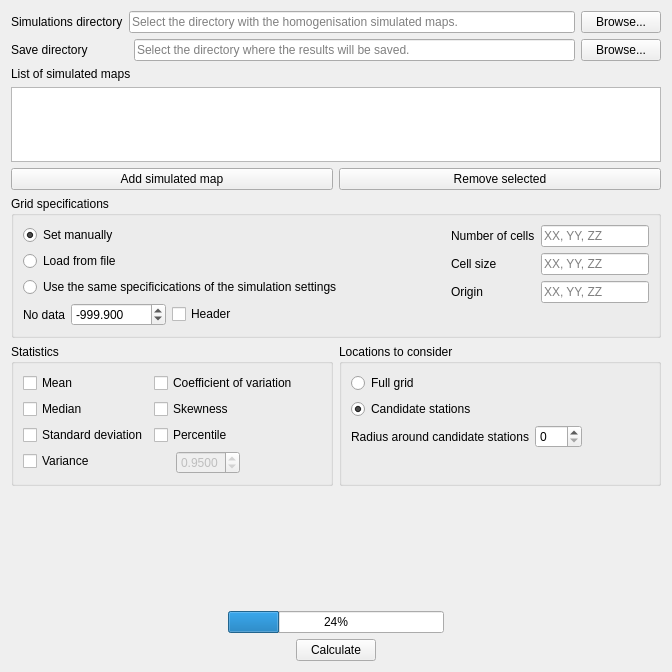
Above: GSIMCLI/interface/tools.simstats.ui from iled/gsimcli before the change. Below: the same form after it.
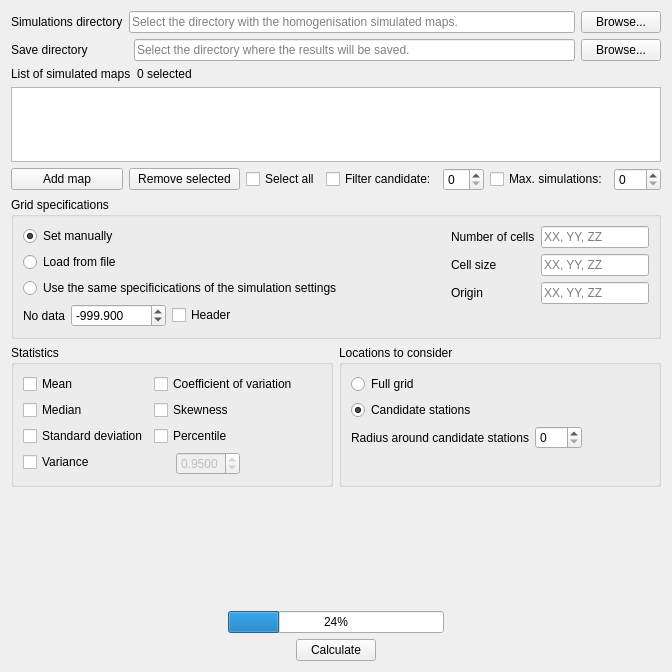
That is the form after the change.

Commit message: filters for selecting simulated maps - added option to filter selection of simulated maps, by candidate station and by maximum number of simulations - added label with the number of selected maps

Diff of the .ui file:
```diff
--- a/GSIMCLI/interface/tools.simstats.ui
+++ b/GSIMCLI/interface/tools.simstats.ui
@@ -96,11 +96,28 @@
     </layout>
    </item>
    <item>
-    <widget class="QLabel" name="labelSimFiles">
-     <property name="text">
-      <string>List of simulated maps</string>
-     </property>
-    </widget>
+    <layout class="QHBoxLayout" name="horizontalLayout_12">
+     <item>
+      <widget class="QLabel" name="labelSimFiles">
+       <property name="text">
+        <string>List of simulated maps</string>
+       </property>
+      </widget>
+     </item>
+     <item>
+      <widget class="QLabel" name="labelFiltered">
+       <property name="sizePolicy">
+        <sizepolicy hsizetype="Preferred" vsizetype="Preferred">
+         <horstretch>1</horstretch>
+         <verstretch>0</verstretch>
+        </sizepolicy>
+       </property>
+       <property name="text">
+        <string>0 selected</string>
+       </property>
+      </widget>
+     </item>
+    </layout>
    </item>
    <item>
     <widget class="QListWidget" name="listSimFiles">
@@ -128,18 +145,74 @@
     <layout class="QHBoxLayout" name="horizontalLayout_5">
      <item>
       <widget class="QPushButton" name="buttonAddSim">
+       <property name="sizePolicy">
+        <sizepolicy hsizetype="Minimum" vsizetype="Fixed">
+         <horstretch>1</horstretch>
+         <verstretch>0</verstretch>
+        </sizepolicy>
+       </property>
        <property name="text">
-        <string>Add simulated map</string>
+        <string>Add map</string>
        </property>
       </widget>
      </item>
      <item>
       <widget class="QPushButton" name="buttonRemoveSim">
+       <property name="sizePolicy">
+        <sizepolicy hsizetype="Minimum" vsizetype="Fixed">
+         <horstretch>1</horstretch>
+         <verstretch>0</verstretch>
+        </sizepolicy>
+       </property>
        <property name="text">
         <string>Remove selected</string>
        </property>
       </widget>
      </item>
+     <item>
+      <widget class="QCheckBox" name="checkSelectAll">
+       <property name="text">
+        <string>Select all</string>
+       </property>
+      </widget>
+     </item>
+     <item>
+      <widget class="QCheckBox" name="checkFilterCand">
+       <property name="text">
+        <string>Filter candidate:</string>
+       </property>
+      </widget>
+     </item>
+     <item>
+      <widget class="QSpinBox" name="spinFilterCand">
+       <property name="enabled">
+        <bool>true</bool>
+       </property>
+       <property name="sizePolicy">
+        <sizepolicy hsizetype="Minimum" vsizetype="Fixed">
+         <horstretch>0</horstretch>
+         <verstretch>0</verstretch>
+        </sizepolicy>
+       </property>
+      </widget>
+     </item>
+     <item>
+      <widget class="QCheckBox" name="checkFilterSim">
+       <property name="text">
+        <string>Max. simulations:</string>
+       </property>
+      </widget>
+     </item>
+     <item>
+      <widget class="QSpinBox" name="spinFilterSim">
+       <property name="enabled">
+        <bool>true</bool>
+       </property>
+       <property name="maximum">
+        <number>999</number>
+       </property>
+      </widget>
+     </item>
     </layout>
    </item>
    <item>
```
The commit also changes 1 other file.
